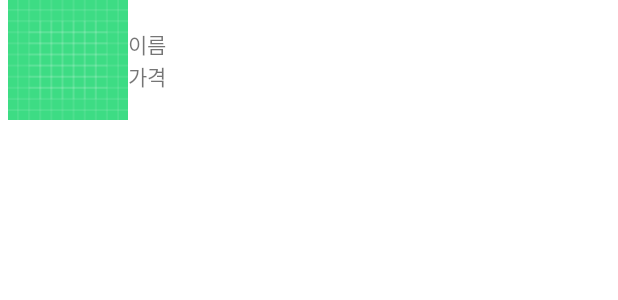
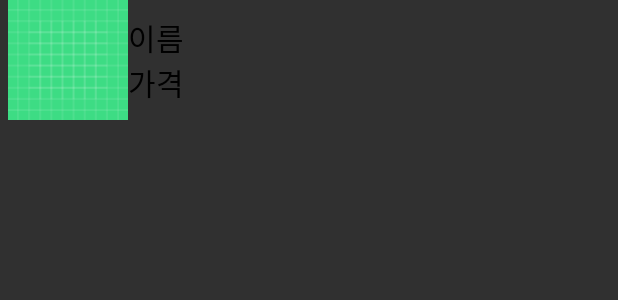
Before and after one commit to lyh0458/cart12312, an Android app: the layout item_list.xml on its own in the app's theme, with its tools: preview values and no code run, on a phone screen of 412 x 824 dp. Shown: the top 300 px of the screen. Run offline under Robolectric (Android 15) with nearby library versions, the phone set to English and light mode, and no system bars.

Commit message:
디자인 변경

```diff
--- a/app/src/main/AndroidManifest.xml
+++ b/app/src/main/AndroidManifest.xml
@@ -12,7 +12,7 @@
         android:label="@string/app_name"
         android:roundIcon="@mipmap/ic_launcher_round"
         android:supportsRtl="true"
-        android:theme="@style/Theme.Cart12312">
+        android:theme="@style/Theme.AppCompat.NoActionBar">
         <activity android:name=".PayActivity"></activity>
         <activity android:name=".RecylerViewActivitiy" />
         <activity android:name=".MainActivity">
--- a/app/src/main/res/layout/item_list.xml
+++ b/app/src/main/res/layout/item_list.xml
@@ -3,6 +3,7 @@
     android:orientation="vertical"
     android:layout_width="match_parent"
     android:layout_height="wrap_content">
+
 
     <LinearLayout
         android:layout_width="match_parent"
@@ -23,6 +24,8 @@
             android:orientation="vertical">
 
             <TextView
+                android:textSize="20dp"
+                android:textColor="@color/black"
                 android:fontFamily="@font/horoll"
                 android:id="@+id/name"
                 android:layout_width="match_parent"
@@ -30,6 +33,8 @@
                 android:text="이름" />
 
             <TextView
+                android:textSize="20dp"
+                android:textColor="@color/black"
                 android:fontFamily="@font/horoll"
                 android:id="@+id/price"
                 android:layout_width="match_parent"
--- a/app/src/main/res/layout/recylerview.xml
+++ b/app/src/main/res/layout/recylerview.xml
@@ -4,6 +4,7 @@
     xmlns:tools="http://schemas.android.com/tools"
     android:layout_width="match_parent"
     android:layout_height="match_parent"
+    android:background="@color/white"
 
     android:orientation="vertical"
     tools:context=".MainActivity">
--- a/build.gradle
+++ b/build.gradle
@@ -7,7 +7,7 @@ buildscript {
     }
     dependencies {
         classpath "com.android.tools.build:gradle:4.1.3"
-        classpath 'com.google.gms:google-services:4.3.5'
+        classpath 'com.google.gms:google-services:4.3.8'
 
         // NOTE: Do not place your application dependencies here; they belong
         // in the individual module build.gradle files
```
